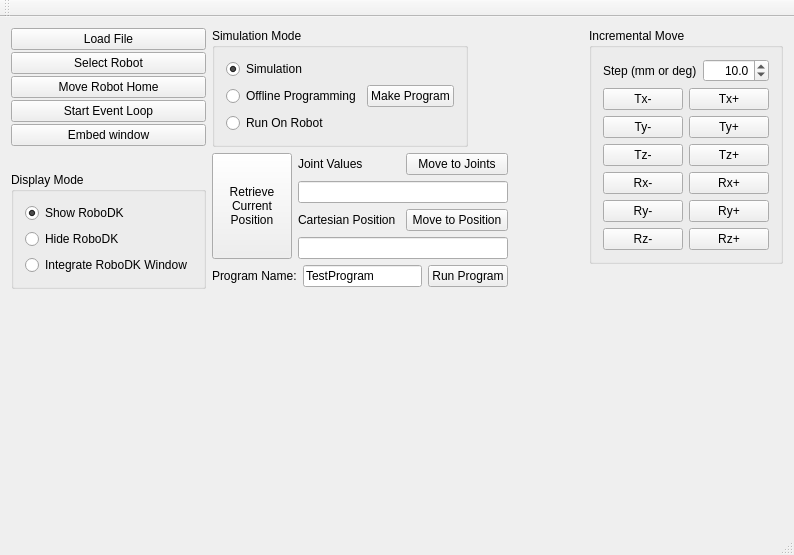
Above: C++/Example/mainwindow.ui from RoboDK/RoboDK-API before the change. Below: the same form after it.
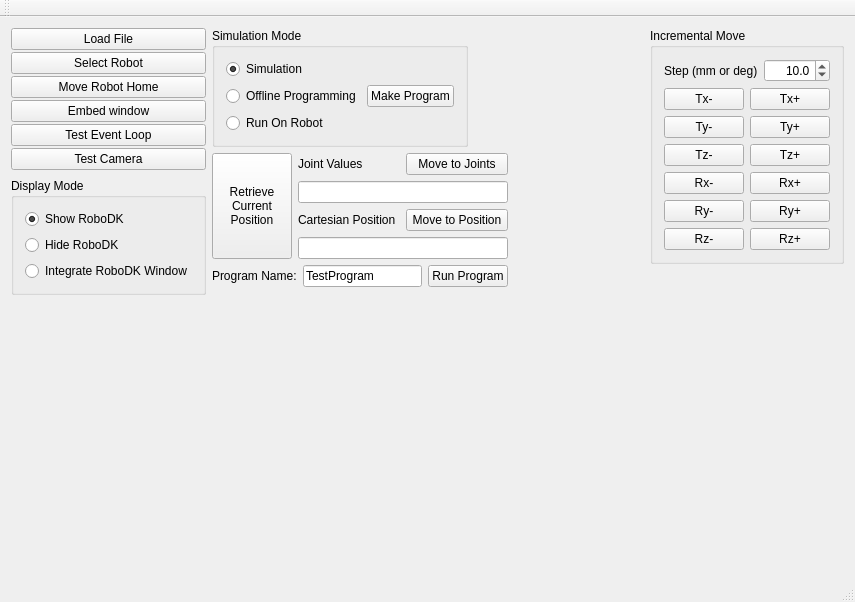
That is the form after the change.

Commit message: Added Camera 2D simulation functions for C++ API

Patch:
```diff
--- a/C++/Example/mainwindow.ui
+++ b/C++/Example/mainwindow.ui
@@ -6,8 +6,8 @@
    <rect>
     <x>0</x>
     <y>0</y>
-    <width>794</width>
-    <height>555</height>
+    <width>855</width>
+    <height>602</height>
    </rect>
   </property>
   <property name="windowTitle">
@@ -47,13 +47,6 @@
               </property>
              </widget>
             </item>
-            <item>
-             <widget class="QPushButton" name="btnTestButton">
-              <property name="text">
-               <string>Start Event Loop</string>
-              </property>
-             </widget>
-            </item>
             <item>
              <widget class="QPushButton" name="btnEmbed">
               <property name="text">
@@ -61,6 +54,20 @@
               </property>
              </widget>
             </item>
+            <item>
+             <widget class="QPushButton" name="btnTestButton">
+              <property name="text">
+               <string>Test Event Loop</string>
+              </property>
+             </widget>
+            </item>
+            <item>
+             <widget class="QPushButton" name="btnTestCamera">
+              <property name="text">
+               <string>Test Camera</string>
+              </property>
+             </widget>
+            </item>
            </layout>
           </item>
           <item>
```
Left out of the diff: 4 changed lines with no effect on the pictures. The commit also changes 4 other files.
